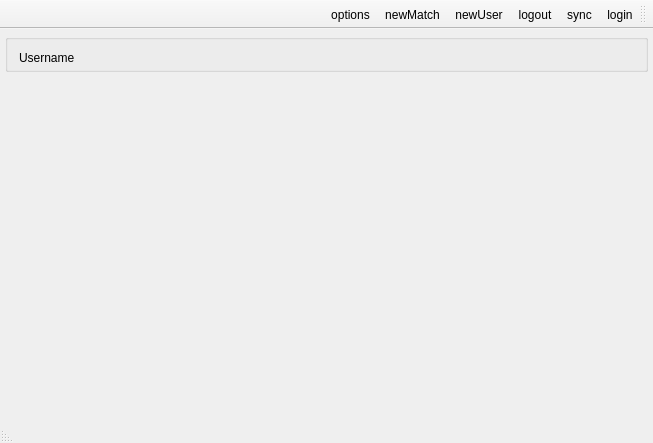
This is Client/reghaabat/mainwindow.ui in nournia/ketabkhaane as Qt 5 draws it before an edit. The edited form follows.
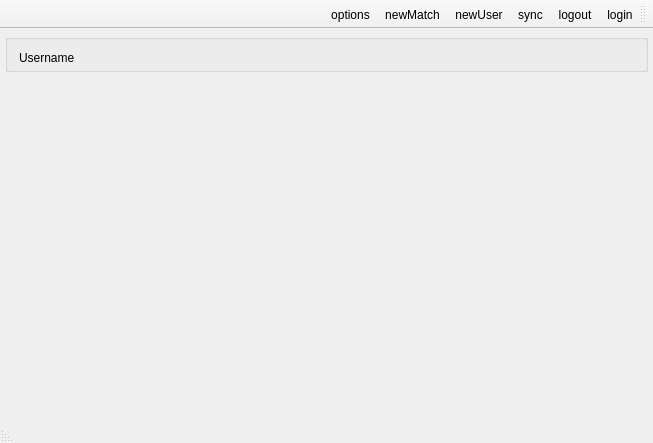
This is the edited form.

Commit message: added applyPermission function

```diff
--- a/Client/reghaabat/mainwindow.ui
+++ b/Client/reghaabat/mainwindow.ui
@@ -87,8 +87,8 @@
     <bool>false</bool>
    </attribute>
    <addaction name="actionLogin"/>
-   <addaction name="actionSync"/>
    <addaction name="actionLogout"/>
+   <addaction name="actionSync"/>
    <addaction name="actionNewUser"/>
    <addaction name="actionNewMatch"/>
    <addaction name="actionOptions"/>
```
The commit also changes 2 other files.
